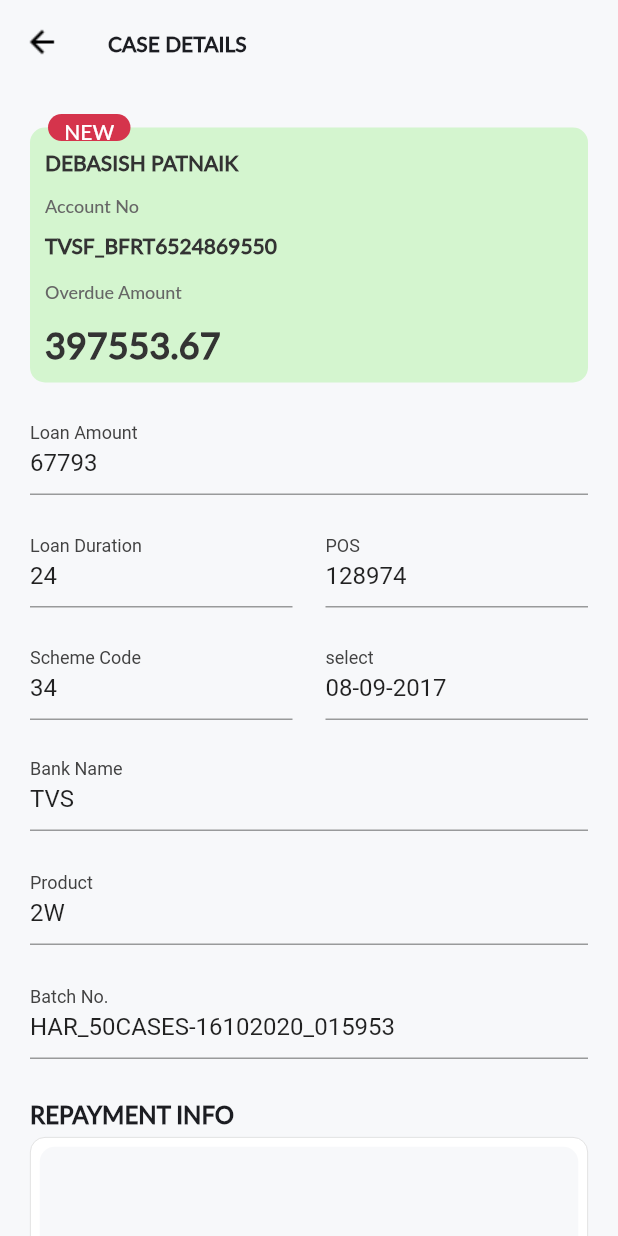
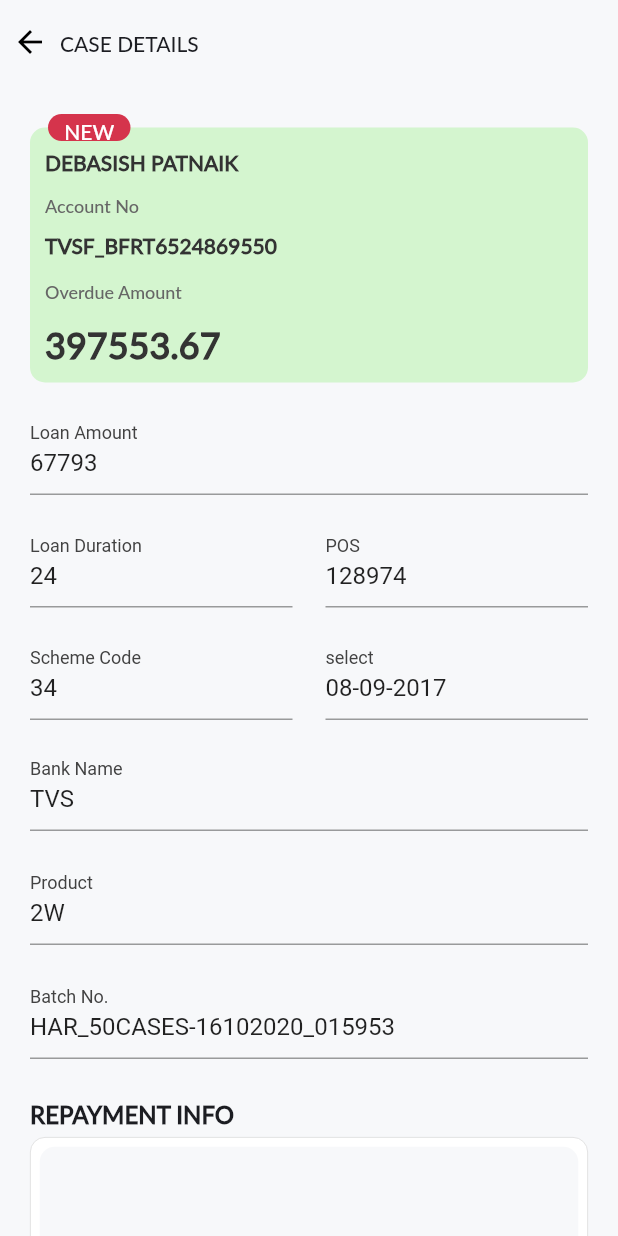
Before and after one commit to krian-kk/flutter-multi-module-app, a Flutter app: the screen it shows after launch, after a tap on "VIEW", on a phone screen of 412 x 824 dp. Run offline on Flutter 3.47's test engine with Material 2 defaults, Android fonts, the phone set to English and light mode, and no system bars; our stand-ins replace bloc, easy_localization, equatable, flutter_bloc, fluttertoast, package_info_plus and 1 more.

Commit message:
custom appbar

```diff
--- a/lib/screen/allocation/allocation.dart
+++ b/lib/screen/allocation/allocation.dart
@@ -34,8 +34,6 @@ class _AllocationScreenState extends State<AllocationScreen> {
     bloc = AllocationBloc()..add(AllocationInitialEvent());
   }
 
-  String selectedOption = StringResource.priority;
-
   @override
   Widget build(BuildContext context) {
     SystemChrome.setSystemUIOverlayStyle(
@@ -61,10 +59,10 @@ class _AllocationScreenState extends State<AllocationScreen> {
                       // padding: EdgeInsets.all(10),
                       child: CustomButton(
                         StringResource.message,
-                        alignment: MainAxisAlignment.start,
+                        alignment: MainAxisAlignment.end,
                         cardShape: 50,
-                        isLeading: true,
-                        trailingWidget: Padding(
+                        isTrailing: true,
+                        leadingWidget: Padding(
                           padding: const EdgeInsets.all(8.0),
                           child: Container(
                             width: 40,
@@ -190,11 +188,12 @@ class _AllocationScreenState extends State<AllocationScreen> {
                   Wrap(
                     runSpacing: 10,
                     spacing: 10,
-                    children: _buildSelectOptions(),
+                    children: _buildFilterOptions(),
                   ),
                   const SizedBox(
                     height: 8.0,
                   ),
+                  _buildBuildRoute(),
                   CustomText(
                     '10 Allocation',
                     fontSize: FontSize.fourteen,
@@ -214,19 +213,19 @@ class _AllocationScreenState extends State<AllocationScreen> {
     );
   }
 
-  List<Widget> _buildSelectOptions() {
+  List<Widget> _buildFilterOptions() {
     List<Widget> widgets = [];
     bloc.selectOptions.forEach((element) {
-      widgets.add(_buildUpiIdWidget(element));
+      widgets.add(_buildFilterWidget(element));
     });
     return widgets;
   }
 
-  Widget _buildUpiIdWidget(String option) {
+  Widget _buildFilterWidget(String option) {
     return InkWell(
       onTap: () {
         setState(() {
-          selectedOption = option;
+          bloc.selectedOption = option;
         });
         print(option);
       },
@@ -237,7 +236,7 @@ class _AllocationScreenState extends State<AllocationScreen> {
         decoration: BoxDecoration(
           border: Border.all(color: ColorResource.color23375A, width: 0.5),
           borderRadius: BorderRadius.circular(5),
-          color: option == selectedOption
+          color: option ==  bloc.selectedOption
               ? ColorResource.color23375A
               : Colors.white,
         ),
@@ -246,7 +245,7 @@ class _AllocationScreenState extends State<AllocationScreen> {
             option,
             fontSize: FontSize.twelve,
             fontWeight: FontWeight.w700,
-            color: option == selectedOption
+            color: option ==  bloc.selectedOption
                 ? Colors.white
                 : ColorResource.color000000,
           ),
@@ -254,4 +253,24 @@ class _AllocationScreenState extends State<AllocationScreen> {
       ),
     );
   }
+
+  Widget _buildBuildRoute() {
+    return Column(
+      children: [
+        Row(
+          children: [
+            Image.asset(ImageResource.location),
+            const SizedBox(width: 8,),
+                 CustomText(
+                  'No.1, ABC Street, Gandhi Nagar 1st phase',
+                   fontSize: FontSize.twelve,
+                    fontWeight: FontWeight.w700,
+                    color: ColorResource.color101010,
+                ),
+
+          ],
+        )
+      ],
+    );
+  }
 }
--- a/lib/screen/allocation/bloc/allocation_bloc.dart
+++ b/lib/screen/allocation/bloc/allocation_bloc.dart
@@ -16,6 +16,8 @@ class AllocationBloc extends Bloc<AllocationEvent, AllocationState> {
    ];
 
   List<AllocationListModel> allocationList = [];
+
+  String selectedOption = StringResource.priority;
 
   @override
   Stream<AllocationState> mapEventToState(AllocationEvent event) async* {
--- a/lib/screen/case_details_screen/case_details_screen.dart
+++ b/lib/screen/case_details_screen/case_details_screen.dart
@@ -9,6 +9,7 @@ import 'package:origa/utils/color_resource.dart';
 import 'package:origa/utils/font.dart';
 import 'package:origa/utils/image_resource.dart';
 import 'package:origa/utils/string_resource.dart';
+import 'package:origa/widgets/custom_appbar.dart';
 import 'package:origa/widgets/custom_button.dart';
 import 'package:origa/widgets/custom_text.dart';
 
@@ -39,19 +40,27 @@ class _CaseDetailsScreenState extends State<CaseDetailsScreen> {
   Widget build(BuildContext context) {
     return Scaffold(
       backgroundColor: ColorResource.colorF7F8FA,
-      appBar: AppBar(
-        backgroundColor: ColorResource.colorF7F8FA,
-        title: CustomText(
-          StringResource.caseDetials,
-          fontWeight: FontWeight.w700,
-        ),
-        leading: Image.asset(
-          ImageResource.back,
-          width: 16,
-        ),
-        centerTitle: false,
-        elevation: 0.0,
-      ),
+      // appBar: CustomAppbar(
+      //   titleString: StringResource.caseDetials,
+      // ),
+      // AppBar(
+      //   backgroundColor: ColorResource.colorF7F8FA,
+      //   title: CustomText(
+      //     StringResource.caseDetials,
+      //     fontWeight: FontWeight.w700,
+      //   ),
+      //   leading: GestureDetector(
+      //     onTap: (){
+      //       Navigator.pop(context);
+      //     },
+      //     child: Image.asset(
+      //       ImageResource.back,
+      //       width: 16,
+      //     ),
+      //   ),
+      //   centerTitle: false,
+      //   elevation: 0.0,
+      // ),
       body: BlocListener<CaseDetailsBloc, CaseDetailsState>(
         bloc: bloc,
         listener: (context, state) {},
@@ -65,7 +74,23 @@ class _CaseDetailsScreenState extends State<CaseDetailsScreen> {
             } else {
               return Stack(
                 children: [
-                  SingleChildScrollView(
+                  Column(
+                    children: [
+                      CustomAppbar(
+                                titleString: StringResource.caseDetials,
+                                iconEnumValues: IconEnum.back,
+                                // showClose: true,
+                                onItemSelected: (value){
+                                  if (value == 'IconEnum.back') {
+                                    Navigator.pop(context);
+                                  }
+                                  // else if (value == 'close') {
+                                  //   Navigator.pop(context);
+                                  // }
+                                },
+                              ),
+                      Expanded(
+                        child: SingleChildScrollView(
                             child: Padding(
                                 padding: const EdgeInsets.all(20.0),
                                 child: Column(
@@ -459,6 +484,9 @@ class _CaseDetailsScreenState extends State<CaseDetailsScreen> {
                                         }),
                                   ],
                                 ))),
+                      ),
+                    ],
+                  ),
                 ],
               );
             }
--- a/lib/widgets/custom_appbar.dart
+++ b/lib/widgets/custom_appbar.dart
@@ -3,6 +3,7 @@ import 'package:flutter/material.dart';
 import 'package:origa/listener/item_selected_listener.dart';
 import 'package:origa/utils/color_resource.dart';
 import 'package:origa/utils/font.dart';
+import 'package:origa/utils/image_resource.dart';
 import 'package:origa/utils/string_resource.dart';
 import 'package:origa/widgets/widget_utils.dart';
 
@@ -12,6 +13,7 @@ class CustomAppbar extends StatefulWidget implements PreferredSizeWidget {
   final bool? showSettings;
   final bool? showNotification;
   final bool? showFilter;
+  final bool? showClose;
   final bool? showDownload;
   final bool? isAuthentication;
   final bool? showSearch;
@@ -41,6 +43,7 @@ class CustomAppbar extends StatefulWidget implements PreferredSizeWidget {
       this.showDownload = false,
       this.clear,
       this.showFilter = false,
+      this.showClose = false,
       this.showSettings = false,
       this.showTextButton = false,
       this.textButtonString = '',
@@ -92,9 +95,9 @@ class _CustomAppbarState extends State<CustomAppbar> {
               ? widget.subTitle == null || widget.subTitle == ''
                   ? CustomText(
                       titleString,
-                      style: TextStyle(color: ColorResource.color23375A,
+                      style: TextStyle(color: ColorResource.color101010,
                           fontFamily: Font.latoRegular.toString(),
-                          fontWeight: FontWeight.w600,
+                          fontWeight: FontWeight.w700,
                           fontSize: FontSize.sixteen),
                     )
                   : Container(
@@ -132,7 +135,6 @@ class _CustomAppbarState extends State<CustomAppbar> {
                     )
               : const SizedBox(),
       actions: <Widget>[
-        // actionView(context, widget.actionIndex),
         // searchButton(context),
         // notificationButton(context),
         // textButton(context),
@@ -140,6 +142,7 @@ class _CustomAppbarState extends State<CustomAppbar> {
         // downloadIconButton(context),
         // if (widget.clear != null) clearButton(context),
         // settingsButton(context),
+        closeButton(context),
       ],
       leading: leadingIcon(context),
     );
@@ -148,6 +151,21 @@ class _CustomAppbarState extends State<CustomAppbar> {
   void setUpdateState() {
     setState(() {});
   }
+
+  Widget closeButton(BuildContext context) {
+    return Visibility(
+      visible: widget.showClose!,
+      child: GestureDetector(
+        child: Image.asset(ImageResource.close),
+        onTap: () {
+          setState(() {
+            widget.onItemSelected!('close');
+          });
+        },
+      ),
+    );
+  }
+
 
   //   Widget actionView(BuildContext context, int? actionIndex) {
   //   return Visibility(
@@ -427,13 +445,13 @@ extension IconExtension on IconEnum {
       case IconEnum.close:
         return const Icon(
           Icons.close,
-          color: Colors.white,
+          color: Colors.black,
           size: 25,
         );
       case IconEnum.back:
         return const Icon(
           Icons.arrow_back,
-          color: Colors.white,
+          color: Colors.black,
         );
       case IconEnum.menu:
         return const Icon(Icons.menu);
```
Lines whose indentation alone changed are shown as unchanged.
